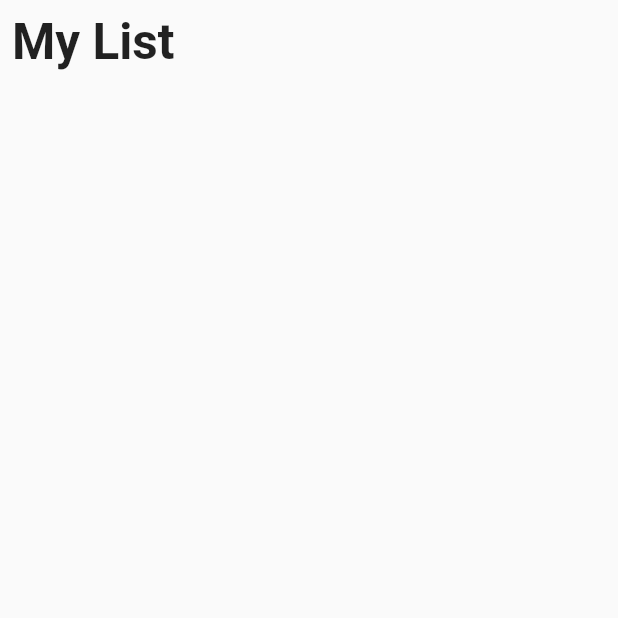
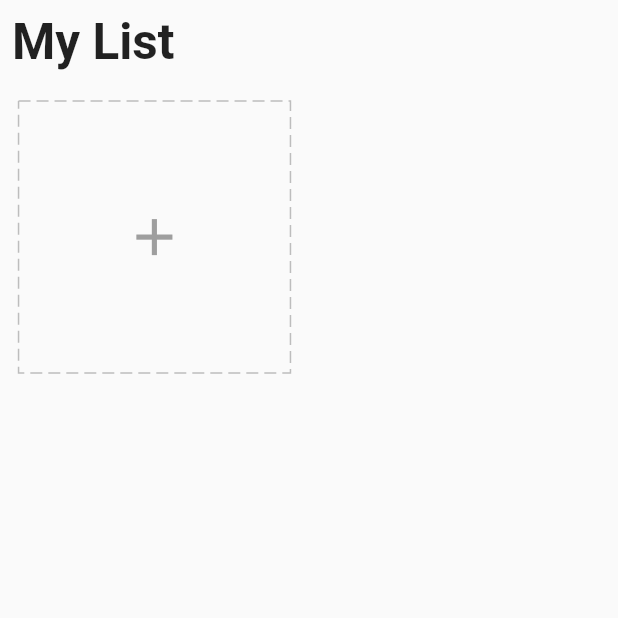
Before and after one commit to mariugo/docket, a Flutter app: the screen it shows after launch, on a phone screen of 412 x 824 dp, the top half of it. Run offline on Flutter 3.47's test engine with Material 2 defaults, Android fonts, the phone set to English and light mode, and no system bars; drawn by our look-alikes of dotted_border; our stand-ins replace equatable, flutter_easyloading, get, get_storage.

Commit message:
AddCardWidget homeView imp

```diff
--- a/lib/modules/home/home_view.dart
+++ b/lib/modules/home/home_view.dart
@@ -1,3 +1,4 @@
+import 'package:docket/modules/home/widgets/add_card_widget.dart';
 import 'package:flutter/material.dart';
 import 'package:get/get.dart';
 
@@ -23,6 +24,14 @@ class HomeView extends GetView<HomeController> {
                 ),
               ),
             ),
+            GridView.count(
+              crossAxisCount: 2,
+              shrinkWrap: true,
+              physics: const ClampingScrollPhysics(),
+              children: [
+                AddCardWidget(),
+              ],
+            ),
           ],
         ),
       ),
--- /dev/null
+++ b/lib/modules/home/widgets/add_card_widget.dart
@@ -0,0 +1,38 @@
+import 'package:dotted_border/dotted_border.dart';
+import 'package:flutter/material.dart';
+import 'package:get/get.dart';
+
+import '/core/utils/extensions.dart';
+import '/modules/home/home_controller.dart';
+import '/widgets/icons_data.dart';
+
+class AddCardWidget extends StatelessWidget {
+  final homeController = Get.find<HomeController>();
+
+  AddCardWidget({Key? key}) : super(key: key);
+
+  @override
+  Widget build(BuildContext context) {
+    final icons = getIcons();
+    var squareWidth = Get.width - 12.0.deviceWidth;
+    return Container(
+      width: squareWidth / 2,
+      height: squareWidth / 2,
+      margin: EdgeInsets.all(3.0.deviceWidth),
+      child: InkWell(
+        onTap: () {},
+        child: DottedBorder(
+          color: Colors.grey[400]!,
+          dashPattern: const [8, 4],
+          child: Center(
+            child: Icon(
+              Icons.add,
+              size: 10.0.deviceWidth,
+              color: Colors.grey,
+            ),
+          ),
+        ),
+      ),
+    );
+  }
+}
--- a/pubspec.yaml
+++ b/pubspec.yaml
@@ -38,6 +38,7 @@ dependencies:
   get_storage: ^2.0.3
   equatable: ^2.0.3
   flutter_easyloading: ^3.0.3
+  dotted_border: ^2.0.0+2
 
 dev_dependencies:
   flutter_test:
```
Also changed, not shown: pubspec.lock.
